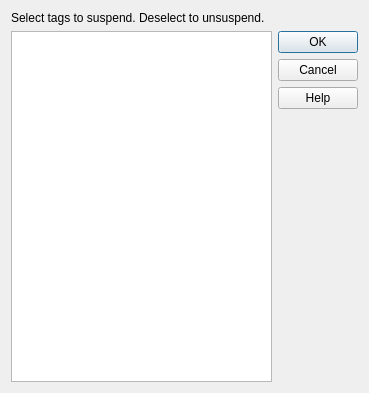
Old version of the form designer/activetags.ui in the repository ankitects/anki.
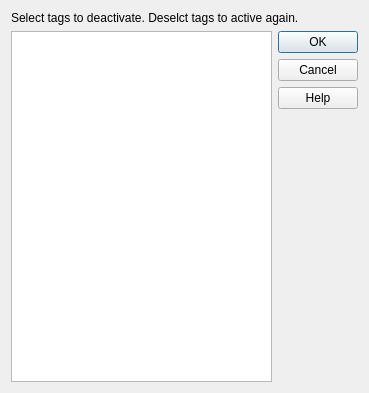
New version of the form.

Commit message: suspend>deactivate

```diff
--- a/designer/activetags.ui
+++ b/designer/activetags.ui
@@ -14,9 +14,9 @@
   </property>
   <layout class="QVBoxLayout" name="verticalLayout" >
    <item>
-    <widget class="QLabel" name="label" >
-     <property name="text" >
-      <string>Select tags to suspend. Deselect to unsuspend.</string>
+    <widget class="QLabel" name="label">
+     <property name="text">
+      <string>Select tags to deactivate. Deselct tags to active again.</string>
      </property>
     </widget>
    </item>
```
Left out of the diff: 31 changed lines with no effect on the pictures.
